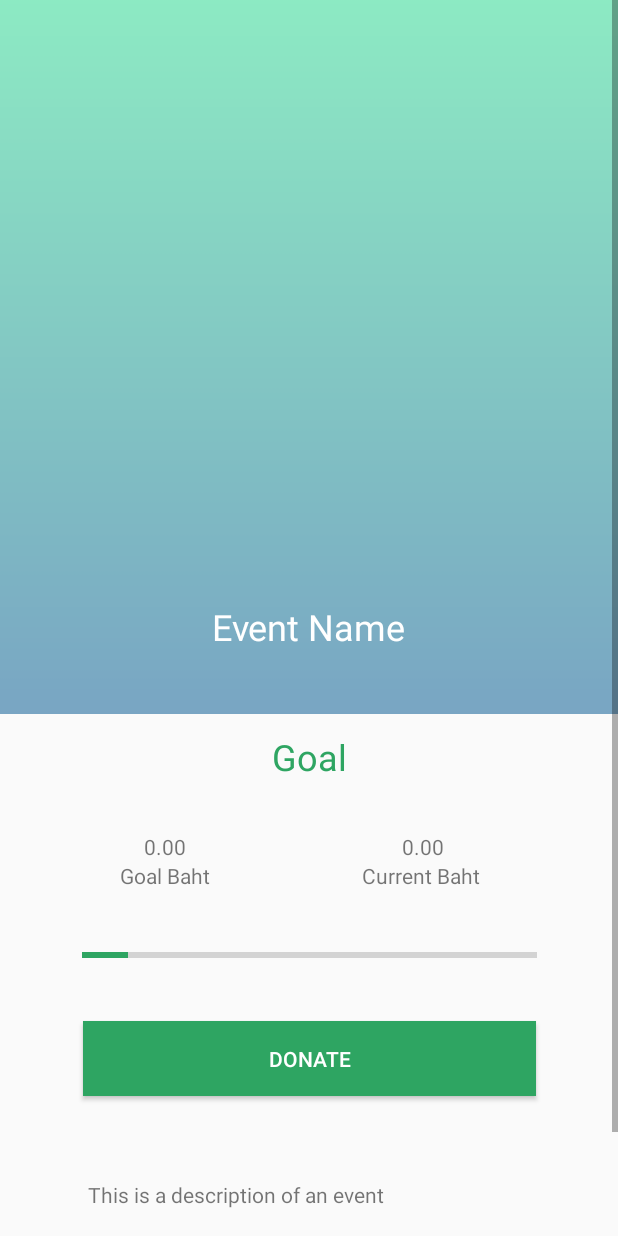
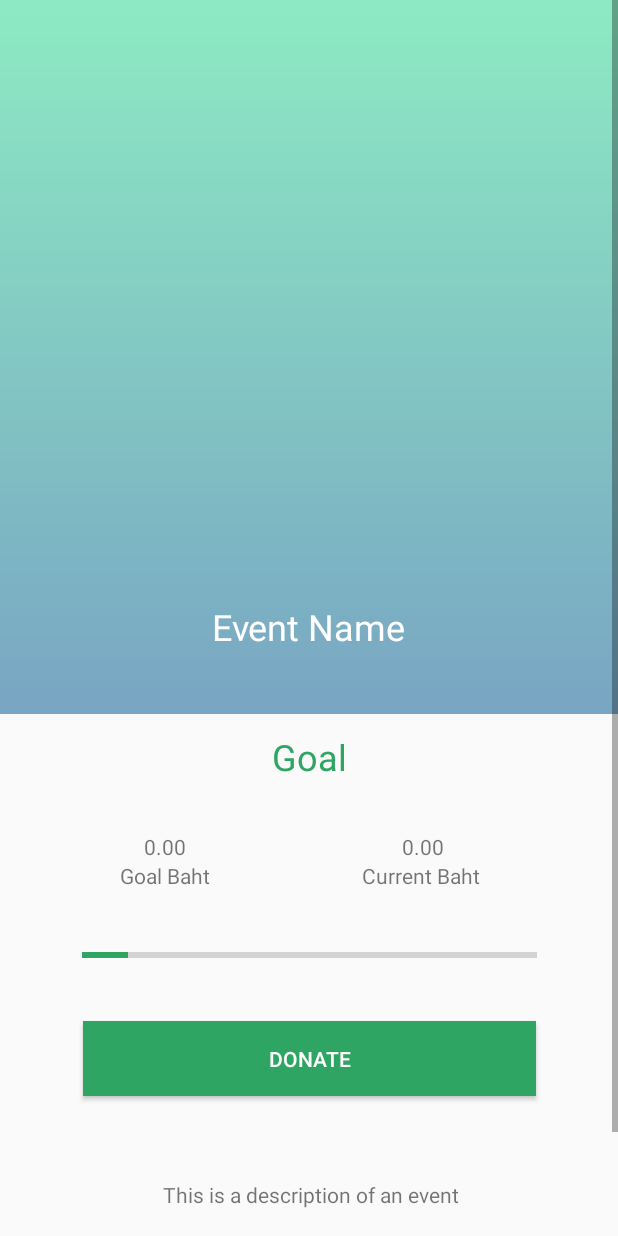
Before and after one commit to PurinatG-01/Wisdom, an Android app: the EventActivity screen opened directly, with no data from a screen before it, on a phone screen of 412 x 824 dp. Run offline under Robolectric (Android 15) with nearby library versions, the phone set to English and light mode, and no system bars; our stand-ins replace Firebase (no records; nobody signed in at launch, a user with empty details on screens opened directly); Roboto replaces fonts that are not available here; 12 statements that could not run were skipped.

Commit message:
[Update] text length on Category, Event and recording user donation v.1

```diff
--- a/app/src/main/java/com/example/wisdom/LoginActivity.kt
+++ b/app/src/main/java/com/example/wisdom/LoginActivity.kt
@@ -43,6 +43,7 @@ class LoginActivity : AppCompatActivity() {
                     val intent = Intent(this@LoginActivity,MainActivity::class.java)
                     intent.putExtra("email",email)
                     startActivity(intent)
+                    finish()
                 }else{
                     errorText.text = "Incorrect email or password"
                 }
--- a/app/src/main/java/com/example/wisdom/SignupActivity.kt
+++ b/app/src/main/java/com/example/wisdom/SignupActivity.kt
@@ -88,7 +88,6 @@ class SignupActivity : AppCompatActivity() {
                 var firebaseDatabase = FirebaseDatabase.getInstance()
                 var user = User( email = emailText.text.toString(), name = nameSignup.text.toString(), surname = surnameSignup.text.toString() )
                 database.child("user").push().setValue(user)
-                startActivity(Intent(this,MainActivity::class.java))
                 finish()
             }
             else{
--- a/app/src/main/res/layout/activity_event.xml
+++ b/app/src/main/res/layout/activity_event.xml
@@ -142,10 +142,11 @@
 
                 <TextView
                     android:id="@+id/eventDescriptionView"
-                    android:layout_width="295dp"
-                    android:layout_height="44dp"
+                    android:layout_width="296dp"
+                    android:layout_height="72dp"
                     android:layout_marginTop="56dp"
                     android:text="@string/description"
+                    android:textAlignment="center"
                     app:layout_constraintBottom_toBottomOf="parent"
                     app:layout_constraintEnd_toEndOf="parent"
                     app:layout_constraintHorizontal_bias="0.503"
```
Also changed, not shown: app/src/main/java/com/example/wisdom/CategoryActivity.kt (+9 -2 lines), app/src/main/java/com/example/wisdom/DonateActivity.kt (+20 -10 lines), app/src/main/java/com/example/wisdom/EventActivity.kt (+13 -4 lines).
